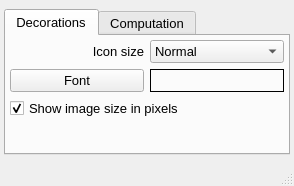
Qt form UIs/nPreferences.ui (NeutrinoToolkit/Neutrino) before a commit.
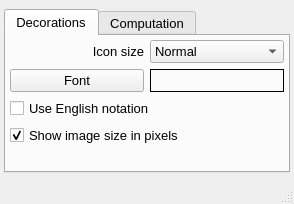
The same form after that commit.

Commit message: added switch to use english notation

```diff
--- a/UIs/nPreferences.ui
+++ b/UIs/nPreferences.ui
@@ -7,7 +7,7 @@
     <x>0</x>
     <y>0</y>
     <width>294</width>
-    <height>186</height>
+    <height>204</height>
    </rect>
   </property>
   <property name="font">
@@ -39,6 +39,50 @@
         <property name="margin">
          <number>4</number>
         </property>
+        <item row="1" column="1">
+         <widget class="QLabel" name="labelFont">
+          <property name="font">
+           <font>
+            <pointsize>10</pointsize>
+           </font>
+          </property>
+          <property name="frameShape">
+           <enum>QFrame::Box</enum>
+          </property>
+          <property name="text">
+           <string/>
+          </property>
+         </widget>
+        </item>
+        <item row="3" column="0" colspan="2">
+         <widget class="QCheckBox" name="showDimPixel">
+          <property name="text">
+           <string>Show image size in pixels</string>
+          </property>
+          <property name="checked">
+           <bool>true</bool>
+          </property>
+          <property name="tristate">
+           <bool>false</bool>
+          </property>
+          <property name="neutrinoSave" stdset="0">
+           <bool>true</bool>
+          </property>
+         </widget>
+        </item>
+        <item row="4" column="1">
+         <spacer name="verticalSpacer_2">
+          <property name="orientation">
+           <enum>Qt::Vertical</enum>
+          </property>
+          <property name="sizeHint" stdset="0">
+           <size>
+            <width>20</width>
+            <height>40</height>
+           </size>
+          </property>
+         </spacer>
+        </item>
         <item row="0" column="0">
          <widget class="QLabel" name="label_3">
           <property name="font">
@@ -96,44 +140,10 @@
           </property>
          </widget>
         </item>
-        <item row="1" column="1">
-         <widget class="QLabel" name="labelFont">
-          <property name="font">
-           <font>
-            <pointsize>10</pointsize>
-           </font>
-          </property>
-          <property name="frameShape">
-           <enum>QFrame::Box</enum>
-          </property>
-          <property name="text">
-           <string/>
-          </property>
-         </widget>
-        </item>
-        <item row="3" column="1">
-         <spacer name="verticalSpacer_2">
-          <property name="orientation">
-           <enum>Qt::Vertical</enum>
-          </property>
-          <property name="sizeHint" stdset="0">
-           <size>
-            <width>20</width>
-            <height>40</height>
-           </size>
-          </property>
-         </spacer>
-        </item>
         <item row="2" column="0" colspan="2">
-         <widget class="QCheckBox" name="showDimPixel">
+         <widget class="QCheckBox" name="useDot">
           <property name="text">
-           <string>Show image size in pixels</string>
-          </property>
-          <property name="checked">
-           <bool>true</bool>
-          </property>
-          <property name="tristate">
-           <bool>false</bool>
+           <string>Use English notation</string>
           </property>
           <property name="neutrinoSave" stdset="0">
            <bool>true</bool>
```
The commit also changes 4 other files.
